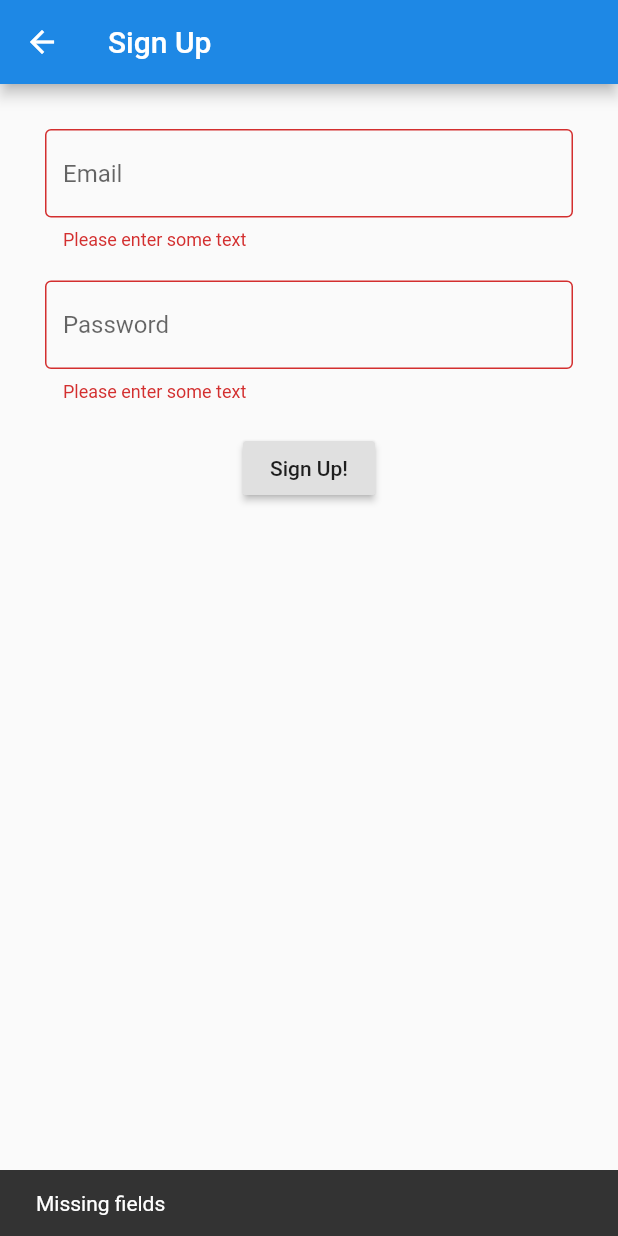
After one commit to envm92/pokedx, a Flutter app: the SignUpScreen screen opened by its route, after a tap on "Sign Up!", on a phone screen of 412 x 824 dp. The commit adds this screen. Run offline on Flutter 3.47's test engine with Material 2 defaults, Android fonts, the light colour scheme and no system bars; our stand-ins replace bloc, equatable, firebase_auth, firebase_core, flutter_bloc, shared_preferences; accounts and stored records are empty; network calls fail.

Commit message:
Sign In, Sign Up, Sign Out in AuthBLoC

```diff
--- a/lib/blocs/auth/auth_event.dart
+++ b/lib/blocs/auth/auth_event.dart
@@ -17,4 +17,23 @@ class StateChange extends AuthEvent {
   List<Object> get props => [user];
 }
 
-class SignOutRequested extends AuthEvent{}
+class SignInRequested extends AuthEvent {
+  const SignInRequested(this.email, this.password);
+
+  final String email;
+  final String password;
+
+  @override
+  List<Object> get props => [email, password];
+}
+
+class SignUpRequested extends AuthEvent {
+  const SignUpRequested(this.email, this.password);
+
+  final String email;
+  final String password;
+
+  @override
+  List<Object> get props => [email, password];
+}
+class SignOutRequested extends AuthEvent {}
--- a/lib/blocs/auth/auth_repository.dart
+++ b/lib/blocs/auth/auth_repository.dart
@@ -4,11 +4,11 @@ import 'package:pokedx/providers/auth_provider.dart';
 class AuthRepository {
   final authProvider = AuthProvider();
 
-  Future<void> signIn (String email, String password) {
+  Future<UserCredential> signIn (String email, String password) {
     return authProvider.signIn(email, password);
   }
 
-  Future<void> signUp (String email, String password) {
+  Future<UserCredential> signUp (String email, String password) {
     return authProvider.signUp(email, password);
   }
 
--- a/lib/blocs/auth/auth_state.dart
+++ b/lib/blocs/auth/auth_state.dart
@@ -16,5 +16,19 @@ class AuthenticatedState extends AuthState {
   @override
   List<Object> get props => [user];
 }
+
+class ErrorState extends AuthState {
+  final String message;
+
+  ErrorState(this.message);
+
+  @override
+  List<Object> get props => [message];
+}
+class SignUpError extends ErrorState{
+  SignUpError(String message) : super(message);
+}
+class SignUpSuccess extends AuthState {}
+class RequestChangeState extends AuthState {}
 class UnauthenticatedState extends AuthState {}
 class UnknownState extends AuthState {}
--- a/lib/main.dart
+++ b/lib/main.dart
@@ -9,9 +9,12 @@ import 'package:pokedx/routes.dart';
 import 'package:pokedx/theme.dart';
 
 void main() async {
+  WidgetsFlutterBinding.ensureInitialized();
+  await Firebase.initializeApp();
+
   final pokemonRepository = PokemonsRepository();
   final authRepository = AuthRepository();
-  await Firebase.initializeApp();
+
 
   runApp(MultiBlocProvider(
     providers: [
--- /dev/null
+++ b/lib/screens/sign_up_screen.dart
@@ -0,0 +1,130 @@
+import 'package:flutter/material.dart';
+import 'package:flutter_bloc/flutter_bloc.dart';
+import 'package:pokedx/blocs/auth/auth_bloc.dart';
+import 'package:pokedx/blocs/auth/auth_event.dart';
+import 'package:pokedx/blocs/auth/auth_state.dart';
+
+class SignUpScreen extends StatefulWidget {
+  @override
+  State<StatefulWidget> createState() => _SignUpState();
+}
+
+class _SignUpState extends State<SignUpScreen> {
+
+  final _signUpFormKey = GlobalKey<FormState>();
+  final _scaffoldFormKey = GlobalKey<ScaffoldState>();
+
+  final _emailController = TextEditingController();
+  final _passwordController = TextEditingController();
+
+  AuthBloc _authBloc;
+
+  void signUp(BuildContext context) {
+    FocusManager.instance.primaryFocus.unfocus();
+    if (_signUpFormKey.currentState.validate()) {
+      _authBloc.add(SignUpRequested( _emailController.text,
+          _passwordController.text));
+    } else {
+      _showSnackBar('Missing fields');
+    }
+  }
+
+  void _showSnackBar(String message) {
+    _scaffoldFormKey.currentState.showSnackBar(SnackBar(
+      content: Text(message),
+    ));
+  }
+
+  @override
+  void initState() {
+    super.initState();
+    _authBloc = BlocProvider.of<AuthBloc>(context);
+  }
+
+  Widget _buildForm() {
+    return SingleChildScrollView(
+      child: Container(
+        padding: const EdgeInsets.all(30),
+        child: Form(
+          key: _signUpFormKey,
+          child: Column(
+            children: [
+              TextFormField(
+                  controller: _emailController,
+                  decoration: InputDecoration(
+                      border: const OutlineInputBorder(),
+                      hintText: 'Email'
+                  ),
+                  validator: (value) {
+                    if (value.isEmpty) {
+                      return 'Please enter some text';
+                    }
+                    return null;
+                  }
+              ),
+              SizedBox(height: 20),
+              TextFormField(
+                controller: _passwordController,
+                decoration: InputDecoration(
+                    border: const OutlineInputBorder(),
+                    hintText: 'Password'
+                ),
+                validator: (value) {
+                  if (value.isEmpty) {
+                    return 'Please enter some text';
+                  }
+                  return null;
+                },
+                obscureText: true,
+              ),
+              SizedBox(height: 20),
+              RaisedButton(
+                onPressed: () => signUp(context),
+                child: Text('Sign Up!'),
+              )
+            ],
+          ),
+        ),
+      ),
+    );
+  }
+
+  Widget _buildBlocBuilder() {
+    return BlocBuilder<AuthBloc, AuthState> (
+      cubit: _authBloc,
+      builder: (BuildContext context, AuthState state) {
+        if(state is RequestChangeState) {
+          return Center(child: CircularProgressIndicator());
+        } else {
+          return _buildForm();
+        }
+      },
+    );
+  }
+
+  void _blocListener(BuildContext context, AuthState state) {
+    if(state is SignUpError) {
+      _showSnackBar(state.message);
+    }
+    if(state is SignUpSuccess) {
+      _showSnackBar('Thanks for sign in!');
+      Navigator.pop(context, _emailController.text);
+    }
+  }
+
+  @override
+  Widget build(BuildContext context) {
+    return Scaffold(
+        key: _scaffoldFormKey,
+        appBar: AppBar(
+          backgroundColor: Theme.of(context).accentColor,
+          title: Text('Sign Up'),
+        ),
+        body: BlocListener<AuthBloc, AuthState> (
+          cubit: _authBloc,
+          listener: _blocListener,
+          child: _buildBlocBuilder(),
+        )
+    );
+  }
+}
```
Also changed, not shown: lib/blocs/auth/auth_bloc.dart (+22 -2 lines), lib/routes.dart (+7 -6 lines), lib/screens/home_screen.dart (+6 -5 lines), lib/screens/login_screen.dart (deleted, +0 -91 lines), lib/screens/sign_in_screen.dart (added, +130 -0 lines), 3 other files.
